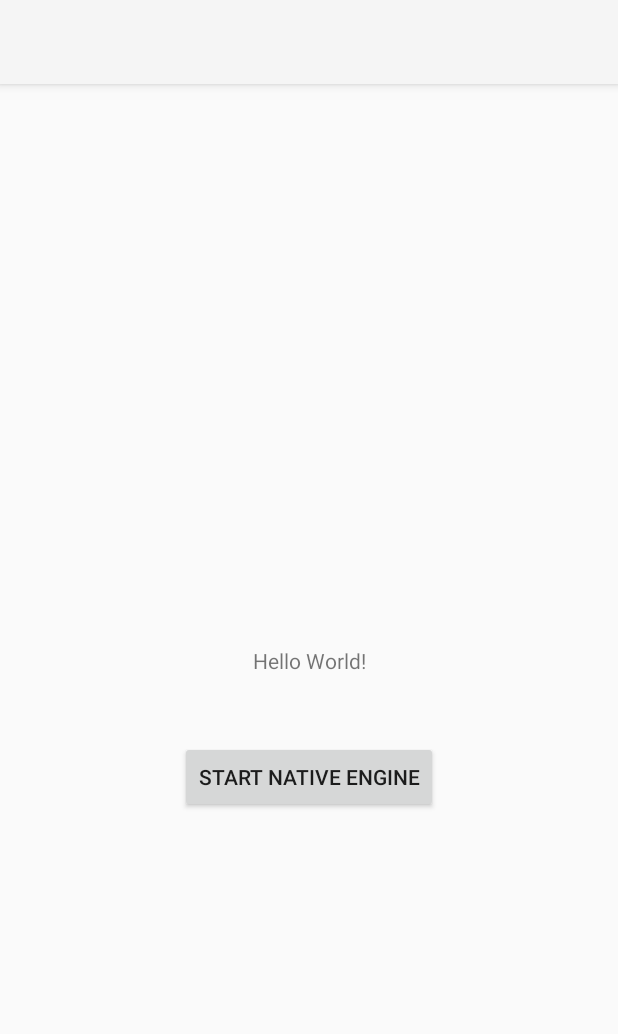
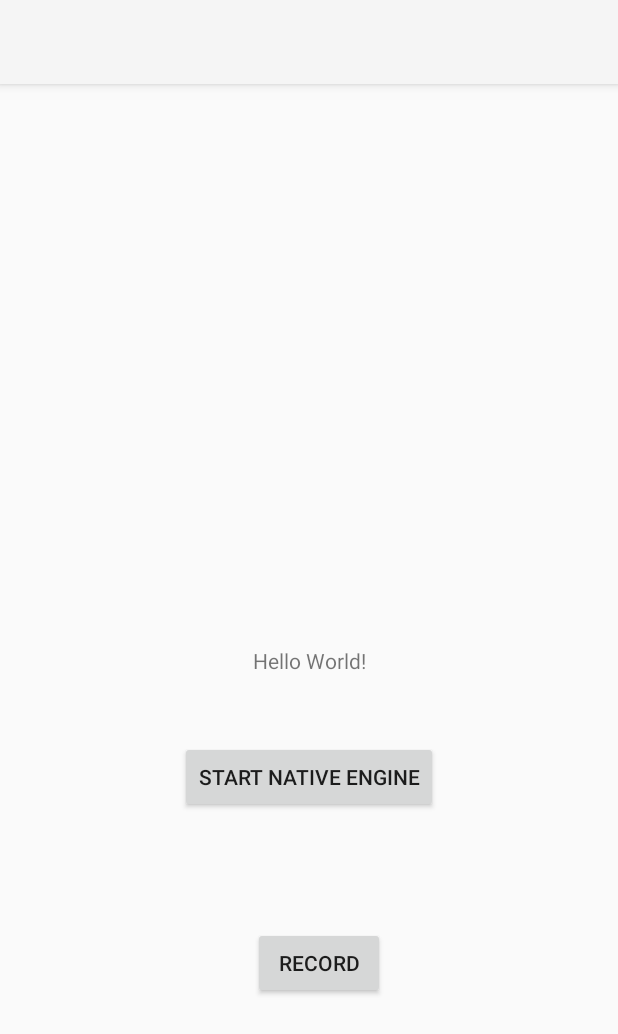
Before and after one commit to maslanki/App, an Android app: the screen it shows after launch (MainActivity), on a phone screen of 412 x 824 dp. Shown: the top 1034 px of the screen. Run offline under Robolectric (Android 15) with nearby library versions, the phone set to English and light mode, and no system bars.

Commit message:
Dodanie przycisku do nagrywania

```diff
--- a/app/src/main/java/com/put/soundapp/MainActivity.kt
+++ b/app/src/main/java/com/put/soundapp/MainActivity.kt
@@ -24,4 +24,14 @@ class MainActivity : AppCompatActivity() {
         playbackEngine.StartAudioEngine()
         startNativeButton.setBackgroundColor(Color.RED)
     }
+
+    fun clickRecordButton(view:View){
+        var startNativeButton = findViewById<Button>(R.id.startRecordButton);
+        Toast.makeText(applicationContext, "Nagrywanie rozpoczęte", Toast.LENGTH_SHORT).show()
+        startNativeButton.setBackgroundColor(Color.CYAN)
+
+
+        startNativeButton.setBackgroundColor(Color.GREEN)
+
+    }
 }
--- a/app/src/main/res/layout/activity_main.xml
+++ b/app/src/main/res/layout/activity_main.xml
@@ -27,4 +27,21 @@
         app:layout_constraintStart_toStartOf="parent"
         app:layout_constraintTop_toBottomOf="@+id/textView" />
 
+    <Button
+        android:id="@+id/startRecordButton"
+        android:layout_width="wrap_content"
+        android:layout_height="wrap_content"
+        android:layout_marginStart="160dp"
+        android:layout_marginTop="76dp"
+        android:layout_marginEnd="155dp"
+        android:layout_marginBottom="139dp"
+        android:onClick="clickRecordButton"
+        android:text="Record"
+        app:layout_constraintBottom_toBottomOf="parent"
+        app:layout_constraintEnd_toEndOf="parent"
+        app:layout_constraintHorizontal_bias="1.0"
+        app:layout_constraintStart_toStartOf="parent"
+        app:layout_constraintTop_toBottomOf="@+id/startEngineButton"
+        app:layout_constraintVertical_bias="0.0" />
+
 </androidx.constraintlayout.widget.ConstraintLayout>
```
